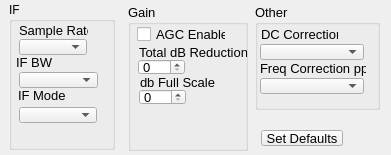
oldscienceguy/PebbleSDR, file plugins/SDRPlayDevice/sdrplayoptions.ui: the form before one commit.
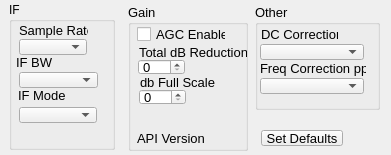
The form after the commit.

Commit message: Added API Version to options

```diff
--- a/plugins/SDRPlayDevice/sdrplayoptions.ui
+++ b/plugins/SDRPlayDevice/sdrplayoptions.ui
@@ -209,6 +209,24 @@
      <number>102</number>
     </property>
    </widget>
+   <widget class="QLabel" name="apiVersion">
+    <property name="geometry">
+     <rect>
+      <x>9</x>
+      <y>126</y>
+      <width>104</width>
+      <height>16</height>
+     </rect>
+    </property>
+    <property name="font">
+     <font>
+      <pointsize>10</pointsize>
+     </font>
+    </property>
+    <property name="text">
+     <string>API Version</string>
+    </property>
+   </widget>
   </widget>
   <widget class="QGroupBox" name="groupBox_3">
    <property name="geometry">
```
The commit also changes 3 other files.
